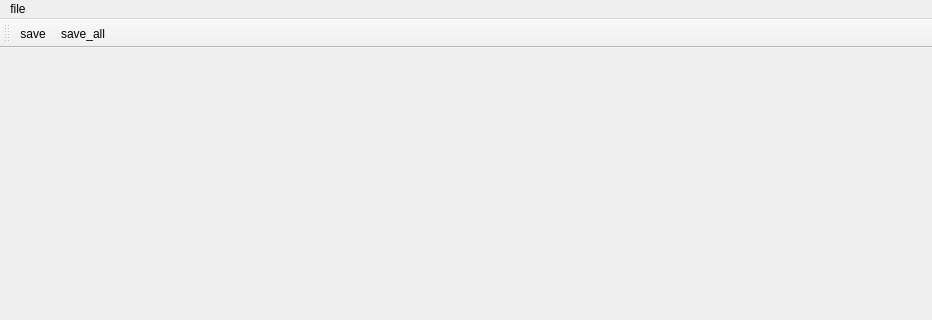
Above: heTools/editor/ui/mainwin.ui from coblan/py2 before the change; both pictures show x 0 to 932 and y 0 to 320 of the 932 by 769 pixel window. Below: the same form after it.
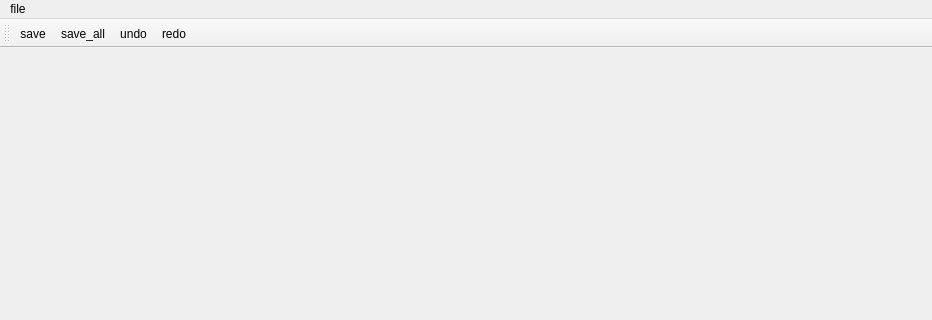
That is the form after the change. Icons and pictures are not drawn.

What changed in the file:
```diff
--- a/heTools/editor/ui/mainwin.ui
+++ b/heTools/editor/ui/mainwin.ui
@@ -49,6 +49,8 @@
    </attribute>
    <addaction name="actionSave"/>
    <addaction name="actionSave_all"/>
+   <addaction name="actionUndo"/>
+   <addaction name="actionRedo"/>
   </widget>
   <action name="actionTest">
    <property name="text">
@@ -80,6 +82,24 @@
     <string>save_all</string>
    </property>
   </action>
+  <action name="actionUndo">
+   <property name="icon">
+    <iconset resource="mainwin.qrc">
+     <normaloff>:/image/image/undo_64px_1188189_easyicon.net.ico</normaloff>:/image/image/undo_64px_1188189_easyicon.net.ico</iconset>
+   </property>
+   <property name="text">
+    <string>undo</string>
+   </property>
+  </action>
+  <action name="actionRedo">
+   <property name="icon">
+    <iconset resource="mainwin.qrc">
+     <normaloff>:/image/image/redo_64px_1188145_easyicon.net.ico</normaloff>:/image/image/redo_64px_1188145_easyicon.net.ico</iconset>
+   </property>
+   <property name="text">
+    <string>redo</string>
+   </property>
+  </action>
  </widget>
  <resources/>
  <connections/>
```
Left out of the diff: 4 changed lines with no effect on the pictures.
